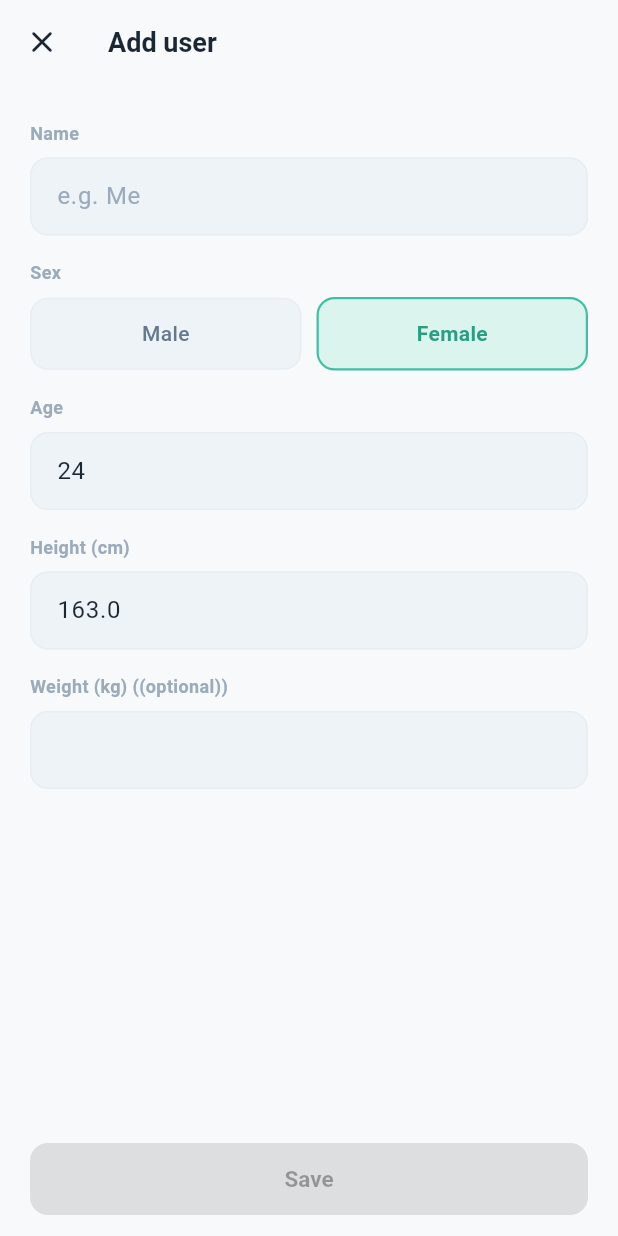
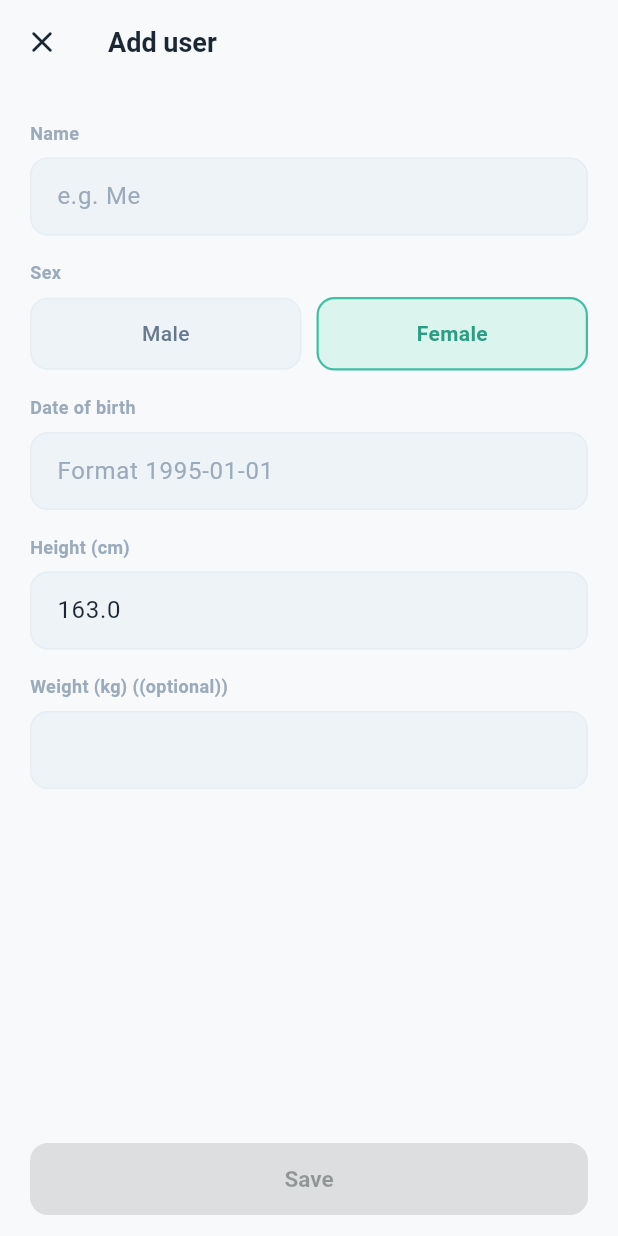
Before and after one commit to Linmord/afu-scale-flutter, a Flutter app: the _ProfileEditorPage screen opened directly, on a phone screen of 412 x 824 dp. Run offline on Flutter 3.47's test engine with Material 3 defaults, Android fonts, the phone set to English and light mode, and no system bars; our stand-ins replace fl_chart, flutter_blue_plus, permission_handler, shared_preferences; accounts and stored records are empty.

Commit message:
feat: 年龄输入改为出生日期，由 App 自动换算（v0.3.0）
- 首次引导与成员编辑页改为输入出生日期，实时显示换算结果
- 模型仍只存 age，协议通讯不变，仅前端多一层换算
- 编辑已有成员时留空则沿用原年龄
- 五种语言文案同步

```diff
--- a/lib/core/models.dart
+++ b/lib/core/models.dart
@@ -9,6 +9,19 @@ class UserProfile {
     required this.name, required this.sex, required this.age,
     required this.heightCm, this.weightKg,
   });
+
+  /// 由生日换算年龄（已过生日才算一岁）；生日无效/未来返回 null。
+  /// 仅作前端输入辅助：UI 收生日，模型仍只存 age。
+  static int? ageFromBirthday(String? birthday, {DateTime? now}) {
+    if (birthday == null || birthday.isEmpty) return null;
+    final d = DateTime.tryParse(birthday);
+    if (d == null || d.isAfter(DateTime.now())) return null;
+    final t = now ?? DateTime.now();
+    var a = t.year - d.year;
+    if (t.month < d.month || (t.month == d.month && t.day < d.day)) a--;
+    return a >= 0 && a < 150 ? a : null;
+  }
+
   Map<String, dynamic> toJson() => {
     'name': name, 'sex': sex, 'age': age,
     'heightCm': heightCm, 'weightKg': weightKg,
--- a/lib/i18n/l10n.dart
+++ b/lib/i18n/l10n.dart
@@ -428,6 +428,10 @@ const Map<String, String> _ja = {
   'calcModel': '計算モデル',
   'calcModelValue': '公式非公開・独自推計',
   'calcModelHint': '体脂肪率などの身体組成は、本アプリ独自の推定式で計算しています。公式アプリの算出方法は非公開のため、表示値が公式と異なる場合があります（通常は数ポイント以内）。体重とBMIは実測値どおりです。',
+  'birthdayLabel': '生年月日',
+  'birthdayHint': '1995-01-01 の形式で入力',
+  'ageAutoCalc': '年齢は自動計算：{n} 歳',
+  'birthdayKeepHint': '未入力の場合は現在の年齢を保持します',
 };
 
 const Map<String, String> _zhHans = {
@@ -692,6 +696,10 @@ const Map<String, String> _zhHans = {
   'calcModel': '计算模型',
   'calcModelValue': '自研公式 · 与官方不同',
   'calcModelHint': '体脂率等身体成分由本 App 的独立估算公式计算。官方算法的具体实现未公开，因此显示数值可能与官方 App 存在差异（通常在几个百分点内）。体重与 BMI 为实测值，不受影响。',
+  'birthdayLabel': '出生日期',
+  'birthdayHint': '格式 1995-01-01',
+  'ageAutoCalc': '自动换算年龄：{n} 岁',
+  'birthdayKeepHint': '留空则沿用当前年龄',
 };
 
 const Map<String, String> _zhHant = {
@@ -956,6 +964,10 @@ const Map<String, String> _zhHant = {
   'calcModel': '計算模型',
   'calcModelValue': '自研公式 · 與官方不同',
   'calcModelHint': '體脂率等身體成分由本 App 的獨立估算公式計算。官方演算法的具體實作未公開，因此顯示數值可能與官方 App 存在差異（通常在幾個百分點內）。體重與 BMI 為實測值，不受影響。',
+  'birthdayLabel': '出生日期',
+  'birthdayHint': '格式 1995-01-01',
+  'ageAutoCalc': '自動換算年齡：{n} 歲',
+  'birthdayKeepHint': '留空則沿用目前年齡',
 };
 
 const Map<String, String> _de = {
@@ -1220,6 +1232,10 @@ const Map<String, String> _de = {
   'calcModel': 'Berechnungsmodell',
   'calcModelValue': 'Eigene Formel, abweichend',
   'calcModelHint': 'Körperzusammensetzung wie Körperfett wird mit einer eigenen Schätzformel dieser App berechnet. Die offizielle App veröffentlicht ihren Algorithmus nicht, daher können die Werte von der offiziellen App abweichen (meist wenige Prozentpunkte). Gewicht und BMI sind Messwerte und nicht betroffen.',
+  'birthdayLabel': 'Geburtsdatum',
+  'birthdayHint': 'Format 1995-01-01',
+  'ageAutoCalc': 'Alter automatisch berechnet: {n} Jahre',
+  'birthdayKeepHint': 'Leer lassen, um das aktuelle Alter zu behalten',
 };
 
 const Map<String, String> _en = {
@@ -1484,6 +1500,10 @@ const Map<String, String> _en = {
   'calcModel': 'Calculation model',
   'calcModelValue': 'Custom formula, not official',
   'calcModelHint': 'Body composition such as body fat is estimated with this app\'s own formula. The official app does not disclose its algorithm, so values may differ from the official app (usually within a few percentage points). Weight and BMI are measured values and are unaffected.',
+  'birthdayLabel': 'Date of birth',
+  'birthdayHint': 'Format 1995-01-01',
+  'ageAutoCalc': 'Age calculated automatically: {n}',
+  'birthdayKeepHint': 'Leave empty to keep the current age',
 };
 
 
@@ -1524,6 +1544,10 @@ class S {
   String get addDevice => _strings['addDevice']!;
   String get addProfile => _strings['addProfile']!;
   String get ageLabel => _strings['ageLabel']!;
+  String get birthdayLabel => _strings['birthdayLabel']!;
+  String get birthdayHint => _strings['birthdayHint']!;
+  String get birthdayKeepHint => _strings['birthdayKeepHint']!;
+  String ageAutoCalc(int n) => (_strings['ageAutoCalc'] ?? '').replaceAll('{n}', '$n');
   String get algorithm => _strings['algorithm']!;
   String get all => _strings['all']!;
   String get appTagline => _strings['appTagline']!;
--- a/lib/ui/onboarding_page.dart
+++ b/lib/ui/onboarding_page.dart
@@ -16,19 +16,19 @@ class _OnboardingPageState extends State<OnboardingPage> {
   int _step = 0;
   final _name = TextEditingController();
   String _sex = 'female';
-  final _age = TextEditingController(text: '24');
+  final _birthday = TextEditingController(); // 输入生日，保存时换算成年龄
   final _height = TextEditingController(text: '163');
   final _weight = TextEditingController(text: '55.75');
   bool _saving = false;
 
   @override
   void dispose() {
-    _name.dispose(); _age.dispose(); _height.dispose(); _weight.dispose();
+    _name.dispose(); _birthday.dispose(); _height.dispose(); _weight.dispose();
     super.dispose();
   }
 
   bool get _valid => _name.text.trim().isNotEmpty
-      && (int.tryParse(_age.text) ?? 0) > 0
+      && (UserProfile.ageFromBirthday(_birthday.text) ?? 0) > 0
       && (double.tryParse(_height.text) ?? 0) > 50;
 
   Future<void> _saveProfileAndNext() async {
@@ -37,7 +37,7 @@ class _OnboardingPageState extends State<OnboardingPage> {
     final profile = UserProfile(
       name: _name.text.trim(),
       sex: _sex,
-      age: int.tryParse(_age.text) ?? 24,
+      age: UserProfile.ageFromBirthday(_birthday.text) ?? 24,
       heightCm: double.tryParse(_height.text) ?? 163,
       weightKg: double.tryParse(_weight.text),
     );
@@ -163,8 +163,16 @@ class _OnboardingPageState extends State<OnboardingPage> {
             Expanded(child: _sexChip('female', s.sexFemale)),
           ],
         ),
-        _label(s.ageLabel),
-        _field(_age, '24', true, 3),
+        _label(s.birthdayLabel),
+        _field(_birthday, '1995-01-01', false, 10),
+        Builder(builder: (_) {
+          final a = UserProfile.ageFromBirthday(_birthday.text);
+          final t = a == null ? '' : S.of(context).ageAutoCalc(a);
+          return Padding(
+            padding: const EdgeInsets.only(top: 6),
+            child: Text(t, style: TextStyle(fontSize: 11, color: th.AppColors.textHint)),
+          );
+        }),
         _label(s.heightLabel),
         _field(_height, '163', true, 6),
         _label(s.weightLabel + ' ' + s.optional),
--- a/lib/ui/profile_editor.dart
+++ b/lib/ui/profile_editor.dart
@@ -24,7 +24,7 @@ class _ProfileEditorPage extends StatefulWidget {
 
 class _ProfileEditorPageState extends State<_ProfileEditorPage> {
   late final TextEditingController _name;
-  late final TextEditingController _age;
+  late final TextEditingController _birthday;
   late final TextEditingController _height;
   late final TextEditingController _weight;
   late String _sex;
@@ -35,7 +35,7 @@ class _ProfileEditorPageState extends State<_ProfileEditorPage> {
     super.initState();
     final e = widget.existing;
     _name = TextEditingController(text: e?.name ?? '');
-    _age = TextEditingController(text: (e?.age ?? 24).toString());
+    _birthday = TextEditingController(); // 不回填：模型不存生日，留空=沿用原年龄
     _height = TextEditingController(text: (e?.heightCm ?? 163).toString());
     _weight = TextEditingController(text: e?.weightKg?.toString() ?? '');
     _sex = e?.sex ?? 'female';
@@ -43,12 +43,22 @@ class _ProfileEditorPageState extends State<_ProfileEditorPage> {
 
   @override
   void dispose() {
-    _name.dispose(); _age.dispose(); _height.dispose(); _weight.dispose();
+    _name.dispose(); _birthday.dispose(); _height.dispose(); _weight.dispose();
     super.dispose();
   }
 
+  String? agePreviewOf(BuildContext context) {
+    final a = _effectiveAge;
+    if (a == null || a <= 0) return null;
+    return S.of(context).ageAutoCalc(a);
+  }
+
+  /// 生效年龄：填了生日用换算值，留空沿用原年龄（编辑时），新增留空则无效。
+  int? get _effectiveAge =>
+      UserProfile.ageFromBirthday(_birthday.text) ?? widget.existing?.age;
+
   bool get _valid => _name.text.trim().isNotEmpty
-      && (int.tryParse(_age.text) ?? 0) > 0
+      && (_effectiveAge ?? 0) > 0
       && (double.tryParse(_height.text) ?? 0) > 50;
 
   Future<void> _save() async {
@@ -57,7 +67,7 @@ class _ProfileEditorPageState extends State<_ProfileEditorPage> {
     final profile = UserProfile(
       name: _name.text.trim(),
       sex: _sex,
-      age: int.tryParse(_age.text) ?? 24,
+      age: _effectiveAge ?? 24,
       heightCm: double.tryParse(_height.text) ?? 163,
       weightKg: double.tryParse(_weight.text),
     );
@@ -108,12 +118,16 @@ class _ProfileEditorPageState extends State<_ProfileEditorPage> {
             const SizedBox(width: 10),
             Expanded(child: _sexBtn(s.sexFemale, 'female')),
           ]),
-          _label(s.ageLabel),
+          _label(s.birthdayLabel),
           TextField(
-            controller: _age,
-            keyboardType: TextInputType.number,
+            controller: _birthday,
+            keyboardType: TextInputType.datetime,
             onChanged: (_) => setState(() {}),
             style: TextStyle(color: th.AppColors.text),
+            decoration: InputDecoration(
+              hintText: widget.existing != null ? s.birthdayKeepHint : s.birthdayHint,
+              helperText: agePreviewOf(context),
+            ),
           ),
           _label(s.heightLabel),
           TextField(
--- a/pubspec.yaml
+++ b/pubspec.yaml
@@ -1,7 +1,7 @@
 name: afu_scale
 description: AFU body scale companion app (Flutter rewrite)
 publish_to: none
-version: 0.2.0+1
+version: 0.3.0+2
 
 environment:
   sdk: '>=3.0.0 <4.0.0'
```
